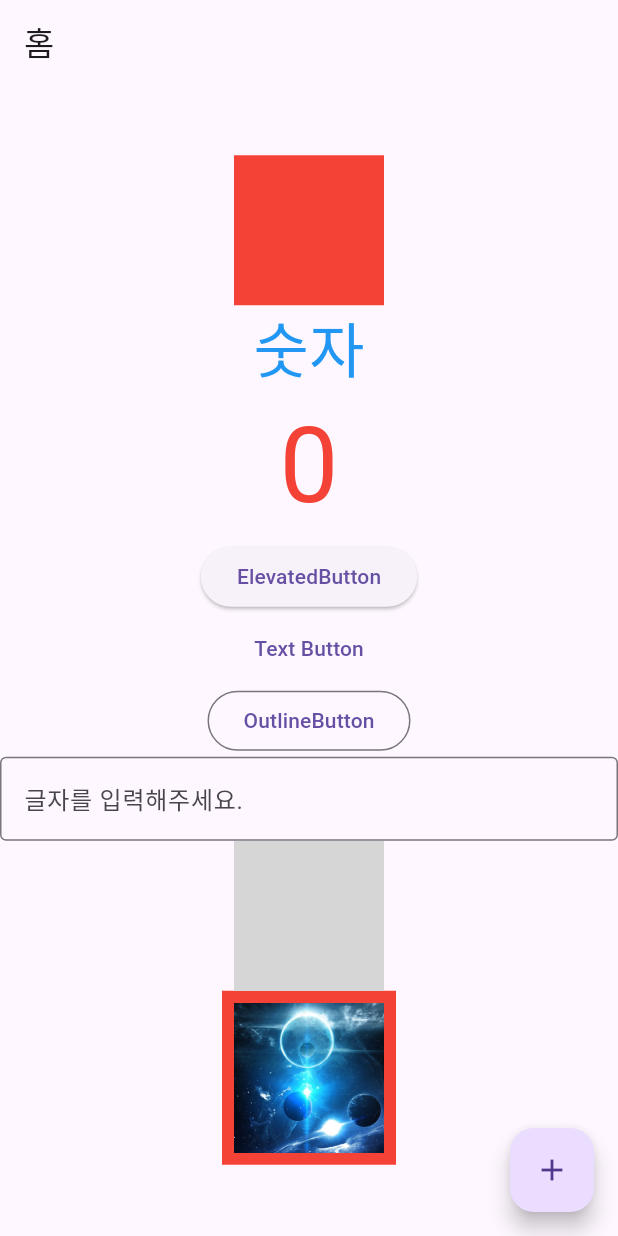
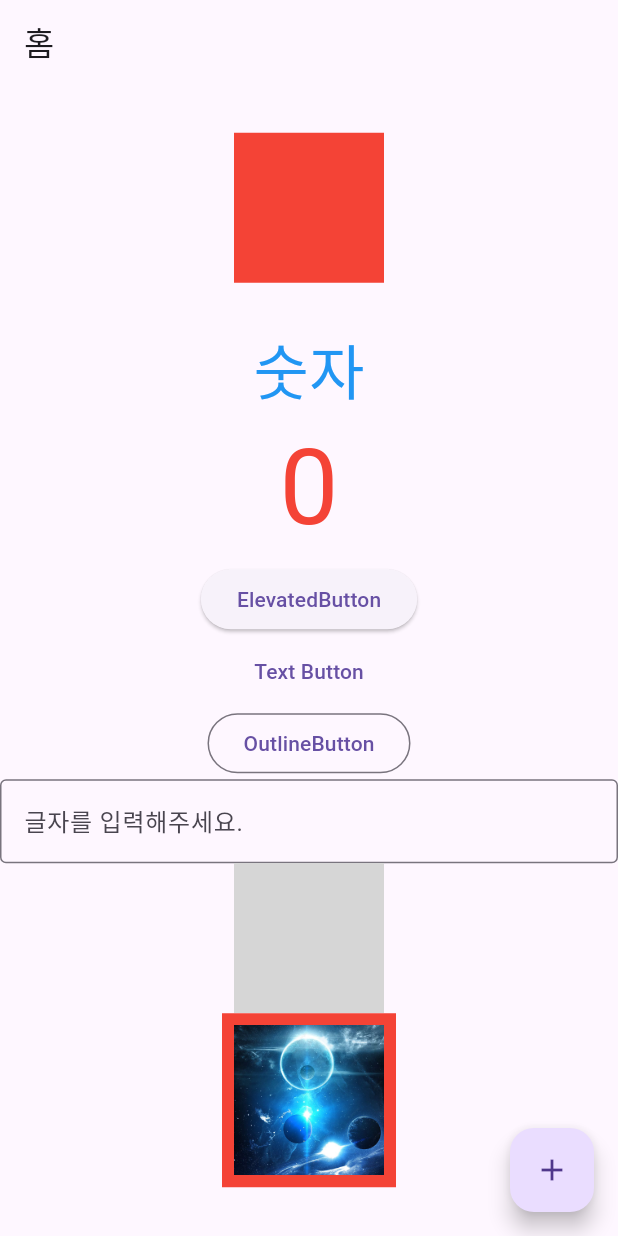
Before and after one commit to chordpli/inflearn-flutter, a Flutter app: the screen it shows after launch, on a phone screen of 412 x 824 dp. Run offline on Flutter 3.47's test engine with Material 3 defaults, Android fonts, the phone set to English and light mode, and no system bars; network calls fail; grey boxes are pictures that could not be loaded.

Commit message:
feat: SizedBox

```diff
--- a/lib/main_page.dart
+++ b/lib/main_page.dart
@@ -30,6 +30,7 @@ class _MainPageState extends State<MainPage> {
               width: 100,
               height: 100,
             ),
+            SizedBox(height: 30), // Container로 주는 것보다 성능상 우위를 갖는다.
             Text(
               '숫자',
               style: TextStyle(
```
